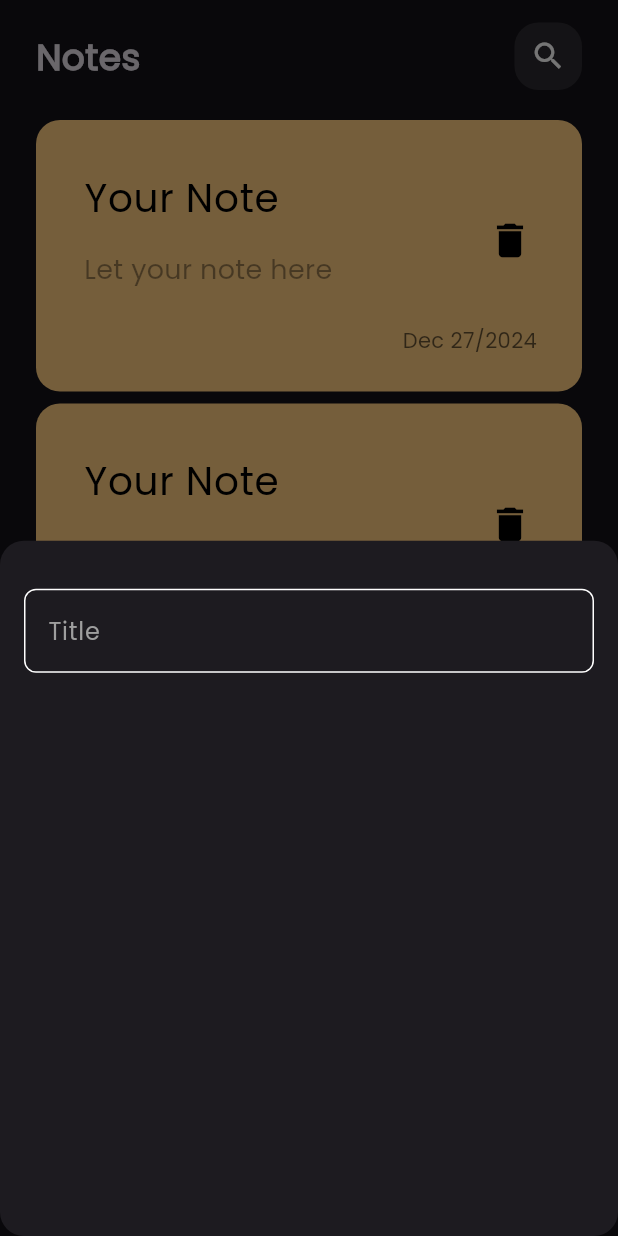
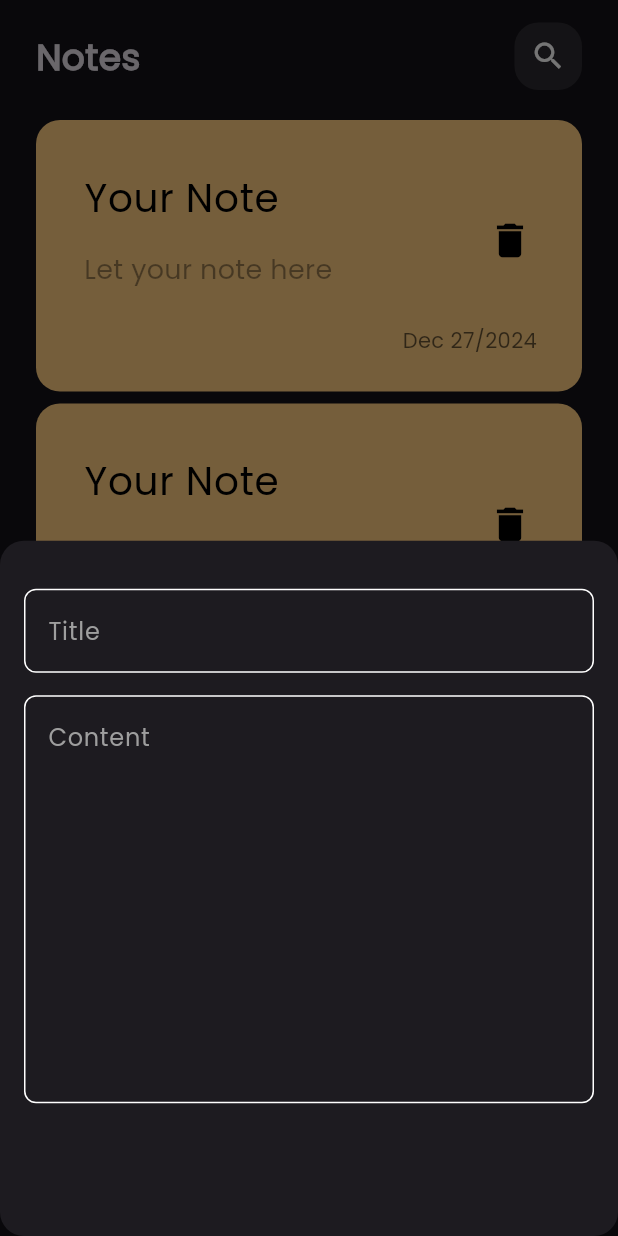
Before and after one commit to 7abrouk/NoteApp, a Flutter app: the screen it shows after launch, after a tap on the "add" icon, on a phone screen of 412 x 824 dp. Run offline on Flutter 3.47's test engine with Material 3 defaults, Android fonts, the phone set to English and light mode, and no system bars.

Commit message:
add fields to bottom sheet

```diff
--- a/lib/views/widgets/add_note_bottom_sheet.dart
+++ b/lib/views/widgets/add_note_bottom_sheet.dart
@@ -10,8 +10,19 @@ class AddNoteBottomSheet extends StatelessWidget {
       padding: const EdgeInsets.symmetric(horizontal: 16),
       child: Column(
         children: [
-          SizedBox(height: 32,),
-          CustomTextField(),
+          SizedBox(
+            height: 32,
+          ),
+          CustomTextField(
+            hintText: 'Title',
+          ),
+          SizedBox(
+            height: 15,
+          ),
+          CustomTextField(
+            maxLines: 10,
+            hintText: 'Content',
+          ),
         ],
       ),
     );
--- a/lib/views/widgets/custom_text_field.dart
+++ b/lib/views/widgets/custom_text_field.dart
@@ -2,14 +2,17 @@ import 'package:flutter/material.dart';
 import 'package:note_app/views/widgets/constants.dart';
 
 class CustomTextField extends StatelessWidget {
-  const CustomTextField({super.key});
-
+  const CustomTextField({super.key, required this.hintText,  this.maxLines=1});
+  final String hintText;
+  final int maxLines;
   @override
   Widget build(BuildContext context) {
     return TextField(
+      maxLines: maxLines,
       cursorColor: Color(primaryColor),
       decoration: InputDecoration(
-        hintText: 'Title',
+        hintText: hintText,
+
         hintStyle: TextStyle(color: Colors.grey),
         border: buildBorder(),
         enabledBorder: buildBorder(),
@@ -21,7 +24,7 @@ class CustomTextField extends StatelessWidget {
   OutlineInputBorder buildBorder([color]) {
     return OutlineInputBorder(
       borderRadius: BorderRadius.circular(8),
-      borderSide: BorderSide(color:color ?? Colors.white),
+      borderSide: BorderSide(color: color ?? Colors.white),
     );
   }
 }
```
